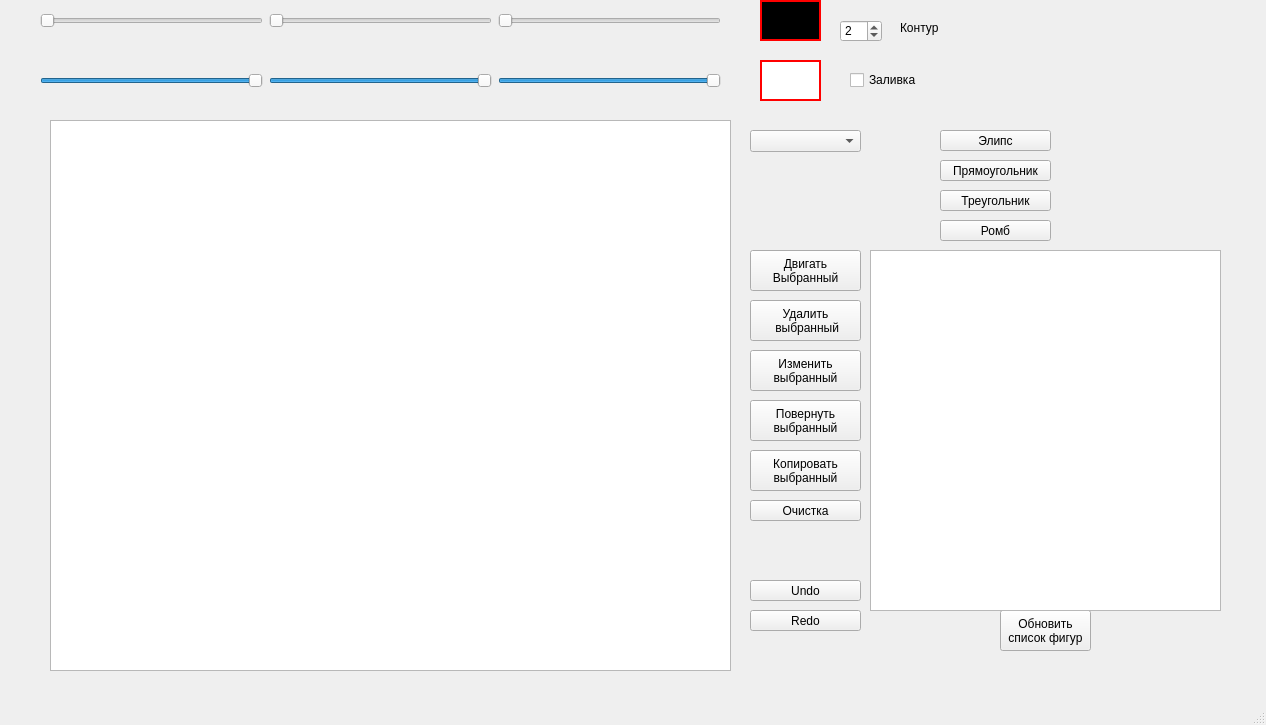
Before: the Qt Designer form Shapes/mainwindow.ui in Ignat36/OOP-2022-2s-Lr2-QtShapes, drawn with Qt 5.
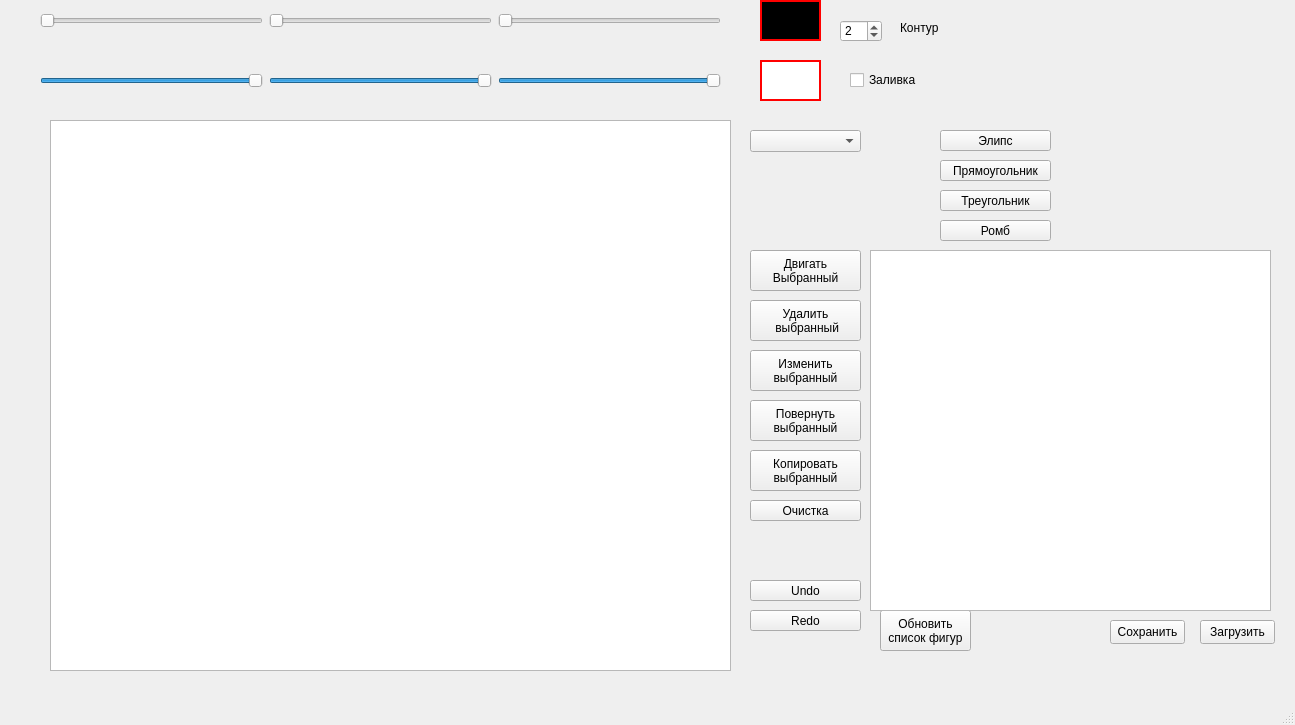
After: the same form once the commit is applied.

```diff
--- a/Shapes/mainwindow.ui
+++ b/Shapes/mainwindow.ui
@@ -6,7 +6,7 @@
    <rect>
     <x>0</x>
     <y>0</y>
-    <width>1266</width>
+    <width>1295</width>
     <height>725</height>
    </rect>
   </property>
@@ -379,7 +379,7 @@
    <widget class="QPushButton" name="pushButton_12">
     <property name="geometry">
      <rect>
-      <x>1000</x>
+      <x>880</x>
       <y>610</y>
       <width>91</width>
       <height>41</height>
@@ -398,11 +398,37 @@
      <rect>
       <x>870</x>
       <y>250</y>
-      <width>351</width>
+      <width>401</width>
       <height>361</height>
      </rect>
     </property>
    </widget>
+   <widget class="QPushButton" name="pushButton_14">
+    <property name="geometry">
+     <rect>
+      <x>1110</x>
+      <y>620</y>
+      <width>75</width>
+      <height>24</height>
+     </rect>
+    </property>
+    <property name="text">
+     <string>Сохранить</string>
+    </property>
+   </widget>
+   <widget class="QPushButton" name="pushButton_15">
+    <property name="geometry">
+     <rect>
+      <x>1200</x>
+      <y>620</y>
+      <width>75</width>
+      <height>24</height>
+     </rect>
+    </property>
+    <property name="text">
+     <string>Загрузить</string>
+    </property>
+   </widget>
   </widget>
   <widget class="QMenuBar" name="menubar">
    <property name="geometry">
```
Left out of the diff: 2 changed lines with no effect on the pictures.
